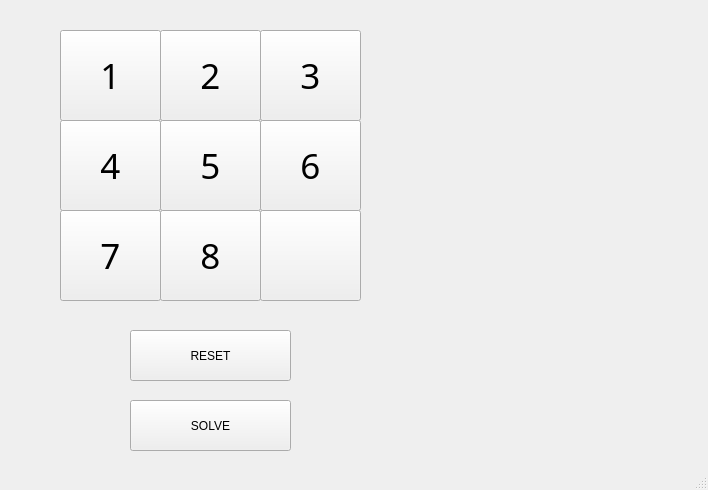
Qt form 8puz.ui (angelicamerced/8-puzzle) before a commit.
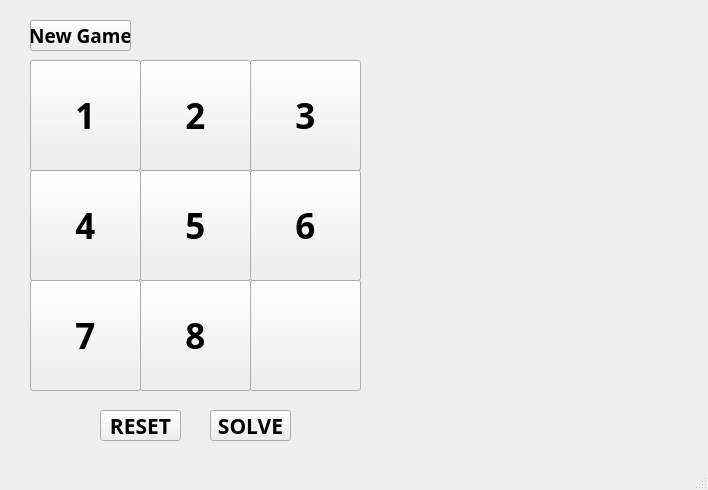
The same form after that commit.

Commit message: Modify user interface

The edit to the form file:
```diff
--- a/8puz.ui
+++ b/8puz.ui
@@ -17,39 +17,60 @@
    <widget class="QPushButton" name="btn0">
     <property name="geometry">
      <rect>
-      <x>60</x>
-      <y>30</y>
-      <width>101</width>
-      <height>91</height>
+      <x>30</x>
+      <y>60</y>
+      <width>111</width>
+      <height>111</height>
      </rect>
     </property>
     <property name="font">
      <font>
-      <family>Cooper Black</family>
+      <family>ScoutCond Black</family>
       <pointsize>26</pointsize>
-      <weight>50</weight>
-      <bold>false</bold>
+      <weight>75</weight>
+      <bold>true</bold>
      </font>
     </property>
     <property name="text">
      <string>1</string>
     </property>
    </widget>
-   <widget class="QPushButton" name="btn1">
+   <widget class="QPushButton" name="pushButton_10">
     <property name="geometry">
      <rect>
-      <x>160</x>
-      <y>30</y>
+      <x>30</x>
+      <y>20</y>
       <width>101</width>
-      <height>91</height>
+      <height>31</height>
      </rect>
     </property>
     <property name="font">
      <font>
-      <family>Cooper Black</family>
+      <family>ScoutCond Black</family>
+      <pointsize>14</pointsize>
+      <weight>75</weight>
+      <bold>true</bold>
+     </font>
+    </property>
+    <property name="text">
+     <string>New Game</string>
+    </property>
+   </widget>
+   <widget class="QPushButton" name="btn0_2">
+    <property name="geometry">
+     <rect>
+      <x>140</x>
+      <y>60</y>
+      <width>111</width>
+      <height>111</height>
+     </rect>
+    </property>
+    <property name="font">
+     <font>
+      <family>ScoutCond Black</family>
       <pointsize>26</pointsize>
-      <weight>50</weight>
-      <bold>false</bold>
+      <weight>75</weight>
+      <bold>true</bold>
      </font>
     </property>
     <property name="text">
@@ -59,18 +80,18 @@
    <widget class="QPushButton" name="btn2">
     <property name="geometry">
      <rect>
-      <x>260</x>
-      <y>30</y>
-      <width>101</width>
-      <height>91</height>
+      <x>250</x>
+      <y>60</y>
+      <width>111</width>
+      <height>111</height>
      </rect>
     </property>
     <property name="font">
      <font>
-      <family>Cooper Black</family>
+      <family>ScoutCond Black</family>
       <pointsize>26</pointsize>
-      <weight>50</weight>
-      <bold>false</bold>
+      <weight>75</weight>
+      <bold>true</bold>
      </font>
     </property>
     <property name="text">
@@ -80,18 +101,18 @@
    <widget class="QPushButton" name="btn3">
     <property name="geometry">
      <rect>
-      <x>60</x>
-      <y>120</y>
-      <width>101</width>
-      <height>91</height>
+      <x>30</x>
+      <y>170</y>
+      <width>111</width>
+      <height>111</height>
      </rect>
     </property>
     <property name="font">
      <font>
-      <family>Cooper Black</family>
+      <family>ScoutCond Black</family>
       <pointsize>26</pointsize>
-      <weight>50</weight>
-      <bold>false</bold>
+      <weight>75</weight>
+      <bold>true</bold>
      </font>
     </property>
     <property name="text">
@@ -101,18 +122,18 @@
    <widget class="QPushButton" name="btn4">
     <property name="geometry">
      <rect>
-      <x>160</x>
-      <y>120</y>
-      <width>101</width>
-      <height>91</height>
+      <x>140</x>
+      <y>170</y>
+      <width>111</width>
+      <height>111</height>
      </rect>
     </property>
     <property name="font">
      <font>
-      <family>Cooper Black</family>
+      <family>ScoutCond Black</family>
       <pointsize>26</pointsize>
-      <weight>50</weight>
-      <bold>false</bold>
+      <weight>75</weight>
+      <bold>true</bold>
      </font>
     </property>
     <property name="text">
@@ -122,18 +143,18 @@
    <widget class="QPushButton" name="btn5">
     <property name="geometry">
      <rect>
-      <x>260</x>
-      <y>120</y>
-      <width>101</width>
-      <height>91</height>
+      <x>250</x>
+      <y>170</y>
+      <width>111</width>
+      <height>111</height>
      </rect>
     </property>
     <property name="font">
      <font>
-      <family>Cooper Black</family>
+      <family>ScoutCond Black</family>
       <pointsize>26</pointsize>
-      <weight>50</weight>
-      <bold>false</bold>
+      <weight>75</weight>
+      <bold>true</bold>
      </font>
     </property>
     <property name="text">
@@ -143,18 +164,18 @@
    <widget class="QPushButton" name="btn6">
     <property name="geometry">
      <rect>
-      <x>60</x>
-      <y>210</y>
-      <width>101</width>
-      <height>91</height>
+      <x>30</x>
+      <y>280</y>
+      <width>111</width>
+      <height>111</height>
      </rect>
     </property>
     <property name="font">
      <font>
-      <family>Cooper Black</family>
+      <family>ScoutCond Black</family>
       <pointsize>26</pointsize>
-      <weight>50</weight>
-      <bold>false</bold>
+      <weight>75</weight>
+      <bold>true</bold>
      </font>
     </property>
     <property name="text">
@@ -164,18 +185,18 @@
    <widget class="QPushButton" name="btn7">
     <property name="geometry">
      <rect>
-      <x>160</x>
-      <y>210</y>
-      <width>101</width>
-      <height>91</height>
+      <x>140</x>
+      <y>280</y>
+      <width>111</width>
+      <height>111</height>
      </rect>
     </property>
     <property name="font">
      <font>
-      <family>Cooper Black</family>
+      <family>ScoutCond Black</family>
       <pointsize>26</pointsize>
-      <weight>50</weight>
-      <bold>false</bold>
+      <weight>75</weight>
+      <bold>true</bold>
      </font>
     </property>
     <property name="text">
@@ -185,45 +206,61 @@
    <widget class="QPushButton" name="btn8">
     <property name="geometry">
      <rect>
-      <x>260</x>
-      <y>210</y>
-      <width>101</width>
-      <height>91</height>
+      <x>250</x>
+      <y>280</y>
+      <width>111</width>
+      <height>111</height>
      </rect>
     </property>
     <property name="font">
      <font>
-      <family>Cooper Black</family>
+      <family>ScoutCond Black</family>
       <pointsize>26</pointsize>
-      <weight>50</weight>
-      <bold>false</bold>
+      <weight>75</weight>
+      <bold>true</bold>
      </font>
     </property>
     <property name="text">
      <string/>
     </property>
    </widget>
-   <widget class="QPushButton" name="pushButton_10">
-    <property name="geometry">
-     <rect>
-      <x>130</x>
-      <y>330</y>
-      <width>161</width>
-      <height>51</height>
-     </rect>
-    </property>
-    <property name="text">
-     <string>RESET</string>
-    </property>
-   </widget>
    <widget class="QPushButton" name="pushButton_11">
     <property name="geometry">
      <rect>
-      <x>130</x>
-      <y>400</y>
-      <width>161</width>
-      <height>51</height>
+      <x>100</x>
+      <y>410</y>
+      <width>81</width>
+      <height>31</height>
      </rect>
+    </property>
+    <property name="font">
+     <font>
+      <family>ScoutCond Black</family>
+      <pointsize>16</pointsize>
+      <weight>75</weight>
+      <bold>true</bold>
+     </font>
+    </property>
+    <property name="text">
+     <string>RESET</string>
+    </property>
+   </widget>
+   <widget class="QPushButton" name="pushButton_12">
+    <property name="geometry">
+     <rect>
+      <x>210</x>
+      <y>410</y>
+      <width>81</width>
+      <height>31</height>
+     </rect>
+    </property>
+    <property name="font">
+     <font>
+      <family>ScoutCond Black</family>
+      <pointsize>16</pointsize>
+      <weight>75</weight>
+      <bold>true</bold>
+     </font>
     </property>
     <property name="text">
      <string>SOLVE</string>
```
Left out of the diff: 14 changed lines with no effect on the pictures. The commit also changes 1 other file.
